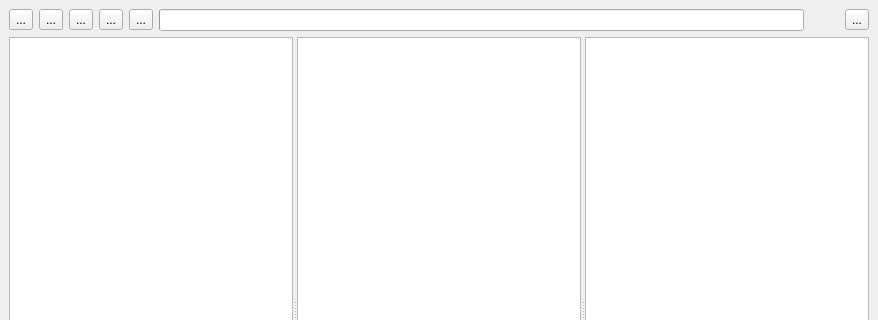
First picture: the form in app/mainwindow.ui, repository olegantonyan/mpz, before the edit; both pictures show x 0 to 878 and y 0 to 320 of the 878 by 612 pixel window.
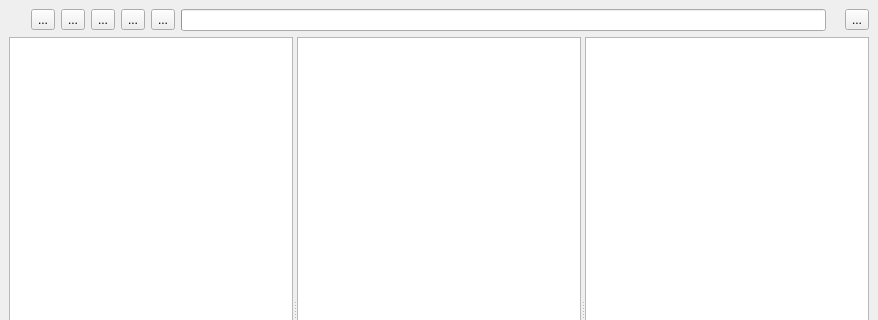
Second picture: the form after the edit. Icons and pictures are not drawn.

Commit message: move spinner to the left

Diff of the .ui file:
```diff
--- a/app/mainwindow.ui
+++ b/app/mainwindow.ui
@@ -17,6 +17,22 @@
    <layout class="QVBoxLayout" name="verticalLayout">
     <item>
      <layout class="QHBoxLayout" name="horizontalLayout">
+      <item>
+       <widget class="QWidget" name="widgetSpinner" native="true">
+        <property name="minimumSize">
+         <size>
+          <width>16</width>
+          <height>16</height>
+         </size>
+        </property>
+        <property name="maximumSize">
+         <size>
+          <width>32</width>
+          <height>32</height>
+         </size>
+        </property>
+       </widget>
+      </item>
       <item>
        <widget class="QToolButton" name="stopButton">
         <property name="text">
@@ -94,22 +110,6 @@
         </property>
        </widget>
       </item>
-      <item>
-       <widget class="QWidget" name="widgetSpinner" native="true">
-        <property name="minimumSize">
-         <size>
-          <width>16</width>
-          <height>16</height>
-         </size>
-        </property>
-        <property name="maximumSize">
-         <size>
-          <width>32</width>
-          <height>32</height>
-         </size>
-        </property>
-       </widget>
-      </item>
       <item>
        <widget class="QToolButton" name="menuButton">
         <property name="text">
```
